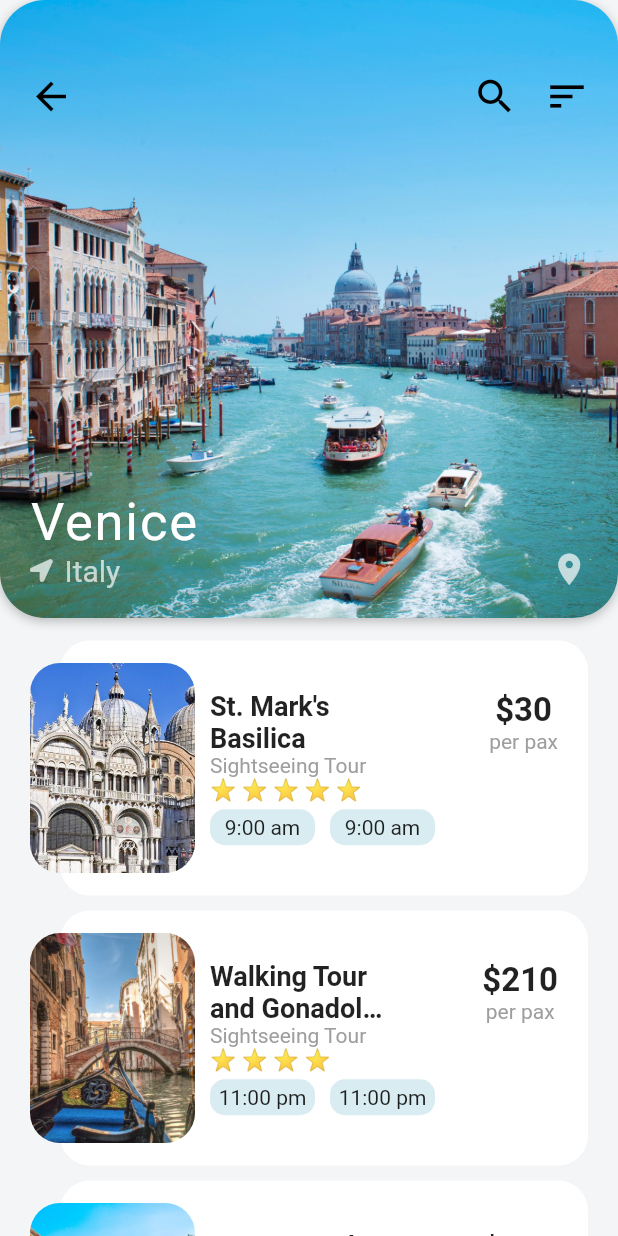
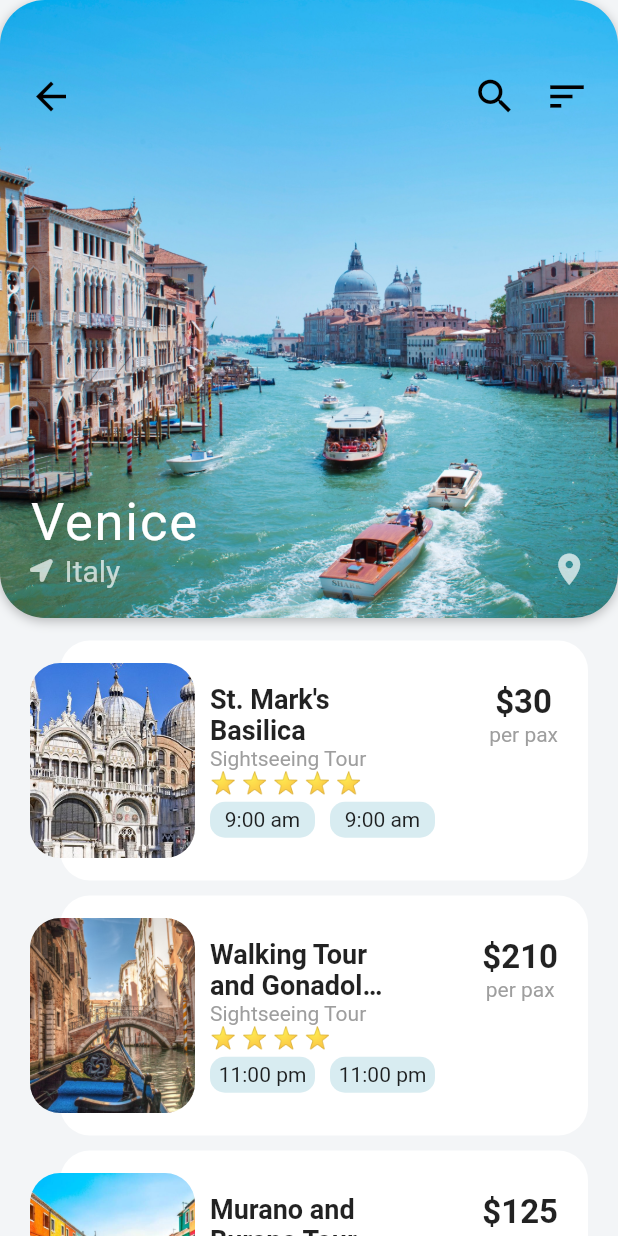
Before and after one commit to mcenanovic/travel_flutter_app, a Flutter app: the screen it shows after launch, after a tap on an icon or button, on a phone screen of 412 x 824 dp. Run offline on Flutter 3.47's test engine with Material 2 defaults, Android fonts, the phone set to English and light mode, and no system bars; our stand-ins replace font_awesome_flutter.

Commit message:
added screenshots

```diff
--- a/lib/main.dart
+++ b/lib/main.dart
@@ -7,12 +7,11 @@ void main() {
 }
 
 class MyApp extends StatelessWidget {
-  // This widget is the root of your application.
   @override
   Widget build(BuildContext context) {
     return MaterialApp(
       title: 'Flutter Travel App',
-      debugShowCheckedModeBanner: true,
+      debugShowCheckedModeBanner: false,
       theme: ThemeData(
         primaryColor: Color(0xFF3EBACE),
         accentColor: Color(0xFFD8ECF1),
--- a/lib/screens/destination_screen.dart
+++ b/lib/screens/destination_screen.dart
@@ -156,7 +156,7 @@ class _DestinationScreenState extends State<DestinationScreen> {
                     children: [
                       Container(
                         margin: const EdgeInsets.fromLTRB(40.0, 5.0, 20.0, 5.0),
-                        height: 170.0,
+                        height: 160.0,
                         width: double.infinity,
                         decoration: BoxDecoration(
                           color: Colors.white,
```
Also changed, not shown: travel_detail_screen.png (added), travel_home_screen.png (added).
